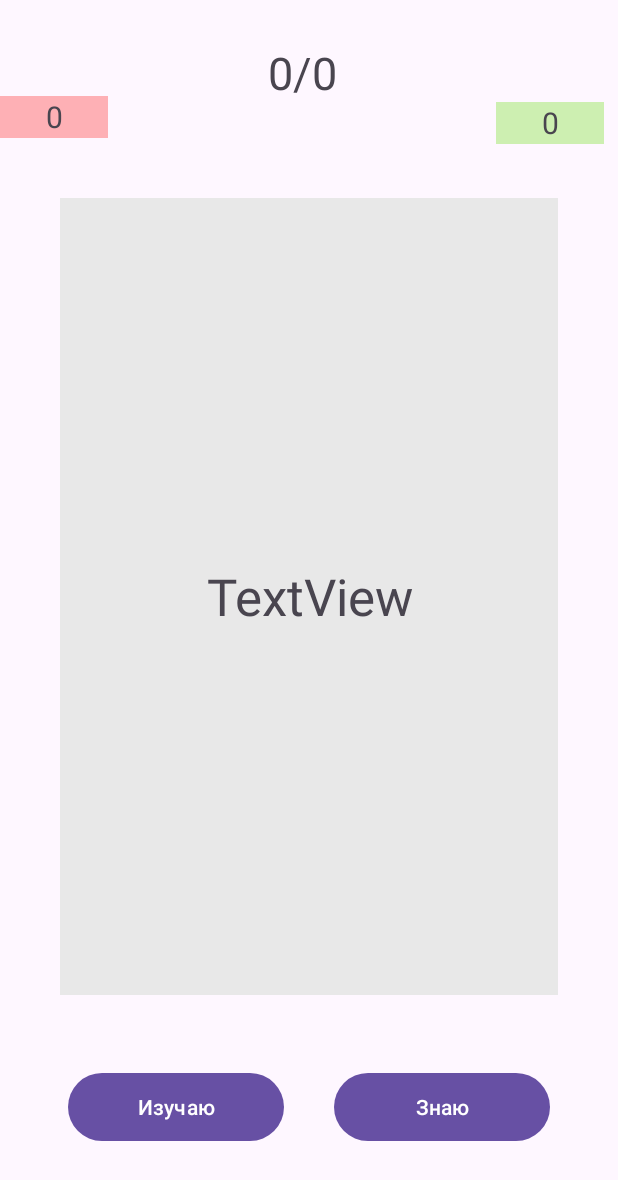
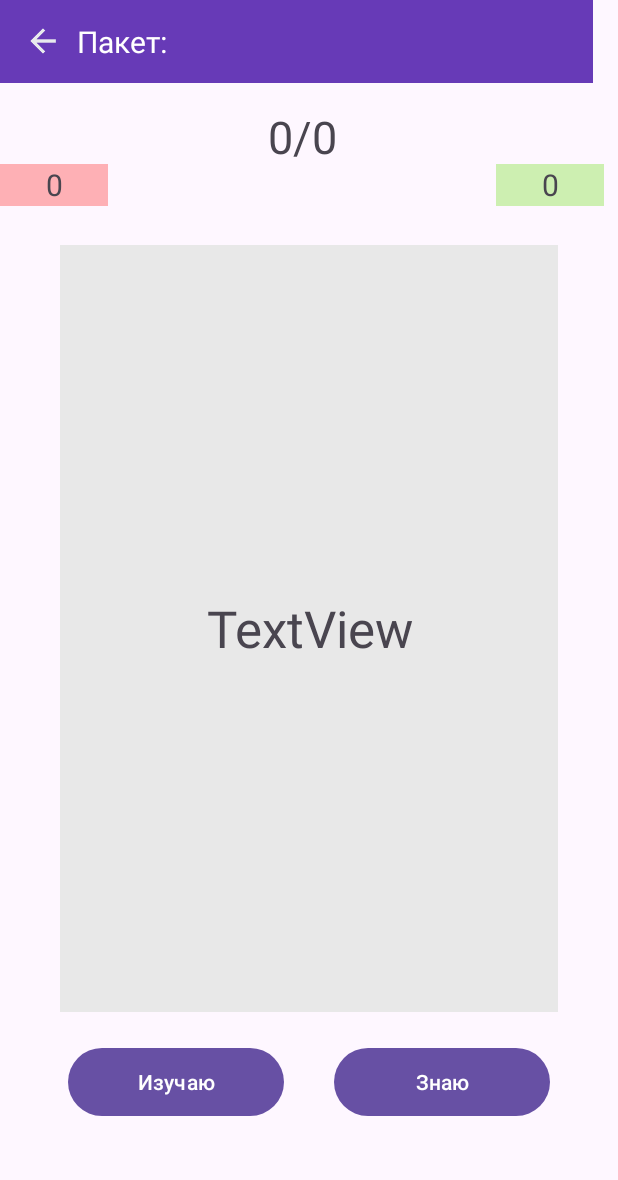
Before and after one commit to ozeemm/Quiz_Cards, an Android app: the layout activity_cards.xml on its own in the app's theme, with its tools: preview values and no code run, on a phone screen of 412 x 824 dp. Shown: the top 1180 px of the screen. Run offline under Robolectric (Android 15) with nearby library versions, the phone set to English and light mode, and no system bars.

Commit message:
добавили авторизацию и регистрацию, добавила рабочий тулбар с кнопкой назад в пакеты и карточки, добавила и покрасила панель навигации, добавила регулярку для электронки

```diff
--- a/app/src/main/java/com/example/myapplication/View/Activities/ThemesActivity.java
+++ b/app/src/main/java/com/example/myapplication/View/Activities/ThemesActivity.java
@@ -1,17 +1,11 @@
 package com.example.myapplication.View.Activities;
 
-import android.util.Log;
 import android.widget.ListView;
-import android.widget.TextView;
 import androidx.appcompat.app.AppCompatActivity;
 import android.os.Bundle;
 import com.example.myapplication.Data.Repository;
-import com.example.myapplication.Interfaces.IGetThemes;
-import com.example.myapplication.Model.Theme;
 import com.example.myapplication.R;
 import com.example.myapplication.View.Adapters.ThemesListViewAdapter;
-
-import java.util.ArrayList;
 
 
 public class ThemesActivity extends AppCompatActivity {
--- a/app/src/main/java/com/example/myapplication/View/Adapters/PacketsListViewAdapter.java
+++ b/app/src/main/java/com/example/myapplication/View/Adapters/PacketsListViewAdapter.java
@@ -74,6 +74,7 @@ public class PacketsListViewAdapter extends BaseAdapter {
             Intent intent = new Intent(context, CardsActivity.class);
             intent.addFlags(Intent.FLAG_ACTIVITY_REORDER_TO_FRONT);
             intent.putExtra("packetId", packets.get(position).getId());
+            intent.putExtra("packetName", packets.get(position).getName());
             context.startActivity(intent);
         });
         buttonRestart.setOnClickListener(v->{
@@ -81,6 +82,7 @@ public class PacketsListViewAdapter extends BaseAdapter {
             Intent intent = new Intent(context, CardsActivity.class);
             intent.addFlags(Intent.FLAG_ACTIVITY_REORDER_TO_FRONT);
             intent.putExtra("packetId", packets.get(position).getId());
+            intent.putExtra("packetName", packets.get(position).getName());
             context.startActivity(intent);
         });
         return convertView;
--- a/app/src/main/res/drawable/ic_launcher_background.xml
+++ b/app/src/main/res/drawable/ic_launcher_background.xml
@@ -5,7 +5,7 @@
         android:width="108dp"
         android:viewportHeight="108"
         android:viewportWidth="108">
-    <path android:fillColor="#3DDC84"
+    <path android:fillColor="#673AB7"
           android:pathData="M0,0h108v108h-108z"/>
     <path android:fillColor="#00000000" android:pathData="M9,0L9,108"
           android:strokeColor="#33FFFFFF" android:strokeWidth="0.8"/>
--- a/app/src/main/res/layout/activity_cards.xml
+++ b/app/src/main/res/layout/activity_cards.xml
@@ -6,12 +6,43 @@
         android:layout_width="wrap_content"
         android:layout_height="wrap_content"
         tools:context=".View.Activities.CardsActivity">
+    <androidx.appcompat.widget.Toolbar
+            android:layout_width="395dp"
+            android:layout_height="55dp"
+            android:background="@color/theme"
+            android:theme="?attr/actionBarTheme"
+            android:minHeight="?attr/actionBarSize" android:id="@+id/toolbar2"
+            app:layout_constraintTop_toTopOf="parent"
+            app:layout_constraintStart_toStartOf="parent">
+        <ImageView
+                android:layout_width="25dp"
+                android:layout_height="25dp" app:srcCompat="@drawable/arrow_back_24dp"
+                android:id="@+id/imageViewBack"
+                app:layout_constraintTop_toTopOf="parent" android:layout_marginTop="9dp"
+                app:layout_constraintStart_toStartOf="parent"/>
+
+        <TextView
+                android:text="Пакет: "
+                android:layout_width="315dp"
+                android:layout_height="55dp" android:id="@+id/textViewPacketName"
+                android:textColor="#FFFFFF" android:textSize="20sp"
+                android:textStyle="normal" android:gravity="center_vertical"
+                android:paddingStart="10dp"
+                app:layout_constraintTop_toTopOf="parent" app:layout_constraintEnd_toEndOf="parent"/>
+
+    </androidx.appcompat.widget.Toolbar>
+    <androidx.constraintlayout.widget.ConstraintLayout
+            android:layout_width="wrap_content"
+            android:layout_height="wrap_content"
+            tools:context=".View.Activities.PacketsActivity" android:id="@+id/liLayout"
+            app:layout_constraintEnd_toEndOf="parent"
+            app:layout_constraintTop_toTopOf="parent" android:layout_marginTop="55dp">
         <TextView
                 android:text="TextView"
                 android:layout_width="332dp"
-            android:layout_height="531dp" android:id="@+id/textView"
+                android:layout_height="511dp" android:id="@+id/textView"
                 android:layout_marginEnd="49dp" app:layout_constraintEnd_toEndOf="parent"
-            app:layout_constraintTop_toTopOf="parent" android:layout_marginTop="132dp"
+                app:layout_constraintTop_toTopOf="parent" android:layout_marginTop="108dp"
                 app:layout_constraintStart_toStartOf="parent" android:layout_marginStart="49dp" android:clickable="true"
                 android:textSize="34sp" android:gravity="center" android:background="#E8E8E8"
                 app:layout_constraintHorizontal_bias="0.513" android:rotationY="0" android:rotation="0"
@@ -20,7 +51,8 @@
                 android:text="Знаю"
                 android:layout_width="144dp"
                 android:layout_height="53dp" android:id="@+id/buttonKnow"
-            app:layout_constraintEnd_toEndOf="parent" android:layout_marginEnd="44dp" android:layout_marginTop="48dp"
+                app:layout_constraintEnd_toEndOf="parent" android:layout_marginEnd="44dp"
+                android:layout_marginTop="20dp"
                 app:layout_constraintTop_toBottomOf="@id/textView" app:layout_constraintBottom_toBottomOf="parent"
                 android:layout_marginBottom="65dp" android:layout_marginStart="32dp"
                 app:layout_constraintStart_toEndOf="@+id/buttonStudy" app:layout_constraintVertical_bias="0.0"/>
@@ -29,7 +61,7 @@
                 android:layout_width="144dp"
                 android:layout_height="53dp" android:id="@+id/buttonStudy"
                 app:layout_constraintStart_toStartOf="parent" app:layout_constraintEnd_toStartOf="@+id/buttonKnow"
-            android:layout_marginTop="48dp" app:layout_constraintTop_toBottomOf="@id/textView"
+                android:layout_marginTop="20dp" app:layout_constraintTop_toBottomOf="@id/textView"
                 app:layout_constraintHorizontal_bias="0.471" app:layout_constraintBottom_toBottomOf="parent"
                 android:layout_marginBottom="65dp" app:layout_constraintVertical_bias="0.0"
                 android:layout_marginStart="44dp"/>
@@ -37,7 +69,7 @@
                 android:text="0/0"
                 android:layout_width="wrap_content"
                 android:layout_height="wrap_content" android:id="@+id/textViewCount"
-            android:layout_marginTop="28dp"
+                android:layout_marginTop="15dp"
                 app:layout_constraintTop_toTopOf="parent"
                 app:layout_constraintEnd_toEndOf="parent" android:textSize="30sp" android:layout_marginStart="102dp"
                 app:layout_constraintStart_toStartOf="parent" app:layout_constraintHorizontal_bias="0.29"/>
@@ -46,14 +78,15 @@
                 android:layout_width="72dp"
                 android:layout_height="28dp" android:id="@+id/textViewStudy"
                 android:background="#59FD2C2C" android:gravity="center" app:layout_constraintTop_toTopOf="parent"
-            android:layout_marginTop="64dp" android:textSize="20sp" app:layout_constraintStart_toStartOf="parent"
+                android:layout_marginTop="54dp" android:textSize="20sp" app:layout_constraintStart_toStartOf="parent"
         />
         <TextView
                 android:text="0"
                 android:layout_width="72dp"
                 android:layout_height="28dp" android:id="@+id/textViewKnow"
                 android:background="#59FD2C2C" android:gravity="center" app:layout_constraintTop_toTopOf="parent"
-            android:layout_marginTop="68dp" android:backgroundTint="#70DF21"
+                android:layout_marginTop="54dp" android:backgroundTint="#70DF21"
                 android:textSize="20sp" app:layout_constraintEnd_toEndOf="parent" android:layout_marginStart="249dp"
                 app:layout_constraintStart_toEndOf="@+id/textViewStudy"/>
     </androidx.constraintlayout.widget.ConstraintLayout>
+</androidx.constraintlayout.widget.ConstraintLayout>
--- a/app/src/main/res/layout/activity_themes.xml
+++ b/app/src/main/res/layout/activity_themes.xml
@@ -24,8 +24,8 @@
                 android:layout_width="395dp"
                 android:layout_height="55dp" android:id="@+id/textView3"
                 app:layout_constraintTop_toTopOf="parent" app:layout_constraintEnd_toEndOf="parent"
-                android:background="#673AB7" android:textColor="#FFFFFF" android:textSize="24sp"
-                android:fontFamily="sans-serif" android:gravity="center_vertical" android:paddingStart="10dp"/>
+                android:background="#673AB7" android:textColor="#FFFFFF" android:textSize="20sp"
+                android:fontFamily="sans-serif" android:gravity="center_vertical" android:paddingStart="60dp"/>
 
     </androidx.constraintlayout.widget.ConstraintLayout>
 </ScrollView>
--- a/app/src/main/res/layout/themes_activity_list_view.xml
+++ b/app/src/main/res/layout/themes_activity_list_view.xml
@@ -12,7 +12,7 @@
                   android:gravity="center|left"
                   app:layout_constraintTop_toTopOf="parent" app:layout_constraintEnd_toEndOf="parent"
                   android:text="my name"
-                  android:layout_marginEnd="136dp" android:paddingLeft="5dp" android:textStyle="bold"
+                  android:layout_marginEnd="136dp" android:paddingLeft="7dp" android:textStyle="bold"
                   app:layout_constraintStart_toStartOf="parent"/>
         <TextView android:layout_width="258dp"
                   android:layout_height="55dp"
@@ -20,7 +20,7 @@
                   android:gravity="left"
                   app:layout_constraintTop_toBottomOf="@+id/txtViewName" app:layout_constraintEnd_toEndOf="parent"
                   android:text="my decription"
-                  android:paddingStart="5dp" app:layout_constraintStart_toStartOf="parent"
+                  android:paddingStart="7dp" app:layout_constraintStart_toStartOf="parent"
                   app:layout_constraintHorizontal_bias="0.0"/>
         <Button
                 android:text="Открыть"
--- a/app/src/main/res/values-v23/themes.xml
+++ b/app/src/main/res/values-v23/themes.xml
@@ -1,7 +1,7 @@
 <resources xmlns:tools="http://schemas.android.com/tools">
     <style name="Theme.MyApplication" parent="Base.Theme.MyApplication">
         <!-- Transparent system bars for edge-to-edge. -->
-        <item name="android:navigationBarColor">@android:color/transparent</item>
+        <item name="android:navigationBarColor">#5C15003A</item>
         <item name="android:statusBarColor">@color/theme</item>
         <item name="android:windowLightStatusBar">?attr/isLightTheme</item>
     </style>
```
Also changed, not shown: app/src/main/java/com/example/myapplication/Data/HTTPWorker.java (+107 -13 lines), app/src/main/java/com/example/myapplication/Data/Repository.java (+37 -104 lines), app/src/main/java/com/example/myapplication/Data/UserData.java (+5 -3 lines), app/src/main/java/com/example/myapplication/Interfaces/IGetCards.java (deleted, +0 -9 lines), app/src/main/java/com/example/myapplication/Interfaces/IGetPackets.java (deleted, +0 -9 lines), app/src/main/java/com/example/myapplication/Interfaces/IGetThemes.java (deleted, +0 -9 lines), app/src/main/java/com/example/myapplication/View/Activities/CardsActivity.java (+17 -4 lines), app/src/main/java/com/example/myapplication/View/Activities/LoginActivity.java (+65 -6 lines), app/src/main/java/com/example/myapplication/View/Activities/PacketsActivity.java (+15 -4 lines), app/src/main/res/layout/activity_login.xml (+15 -7 lines), app/src/main/res/layout/activity_packets.xml (+18 -12 lines), app/src/main/res/layout/packets_activity_list_view.xml (+4 -3 lines). Lines whose indentation alone changed are shown as unchanged.
